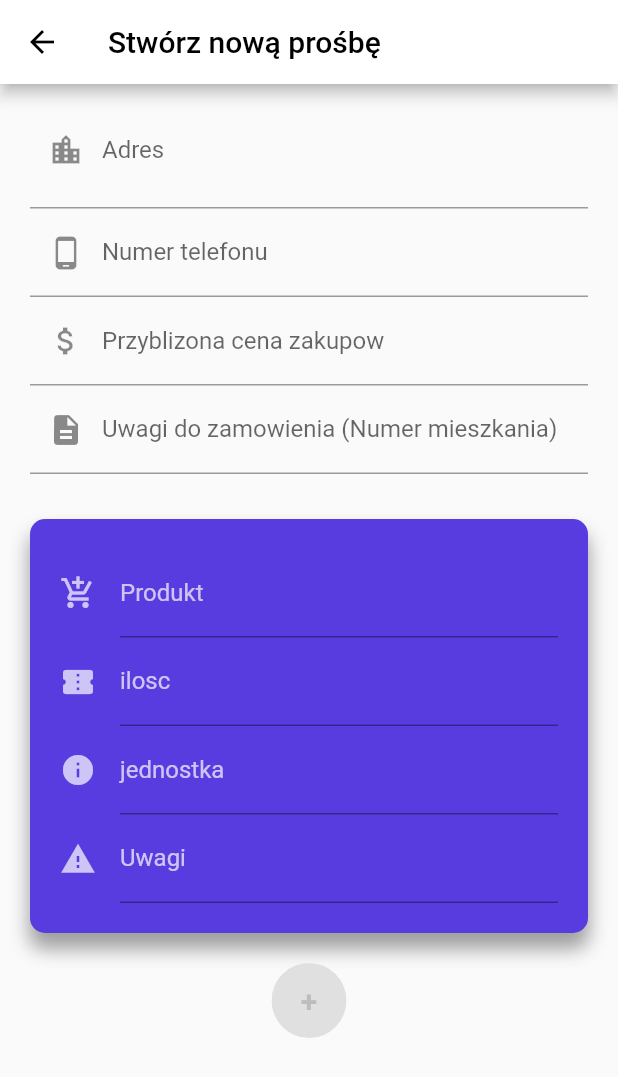
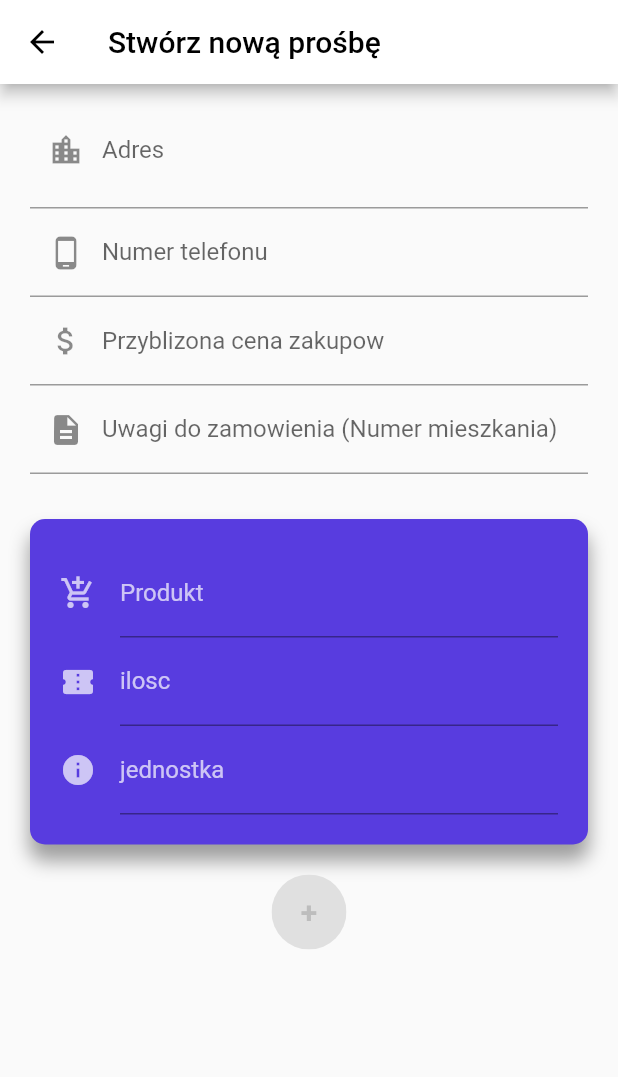
Before and after one commit to kamilbakierzynski/flutter_zostawpoddrzwiami, a Flutter app: the RequestMakingScreen screen opened by its route, on a phone screen of 412 x 824 dp. Shown: the top 1077 px of the screen. Run offline on Flutter 3.47's test engine with Material 2 defaults, Android fonts, the phone set to English and light mode, and no system bars; our stand-ins replace auto_size_text, cloud_firestore, firebase_auth, firebase_messaging, flare_flutter, flutter_spinkit and 5 more; missing offline and left inert: dart:ffi, google_maps_place_picker, shortid; accounts and stored records are empty.

Commit message:
requested card fix

```diff
--- a/lib/screens/request_making_screen.dart
+++ b/lib/screens/request_making_screen.dart
@@ -366,19 +366,19 @@ class _State extends State<RequestMakingScreen> {
               this.requestedCart[index].unit = text;
             },
           ),
-          TextFormField(
-            style: TextStyle(color: Colors.white70),
-            decoration: const InputDecoration(
-              icon: Icon(Icons.warning,color: Colors.white70),
-              hintText: 'Wpisz uwagi',
-              labelText: 'Uwagi',
-              labelStyle: TextStyle(color: Colors.white70),
-              hintStyle: TextStyle(color: Colors.white70),
-            ),
-            onChanged: (String text) {
-              this.requestedCart[index].description = text;
-            },
-          ),
+//          TextFormField(
+//            style: TextStyle(color: Colors.white70),
+//            decoration: const InputDecoration(
+//              icon: Icon(Icons.warning,color: Colors.white70),
+//              hintText: 'Wpisz uwagi',
+//              labelText: 'Uwagi',
+//              labelStyle: TextStyle(color: Colors.white70), //EEEEEEEEE TO TU
+//              hintStyle: TextStyle(color: Colors.white70),
+//            ),
+//            onChanged: (String text) {
+//              this.requestedCart[index].description = text;
+//            },
+//          ),
         ],
       ),
     );
```
